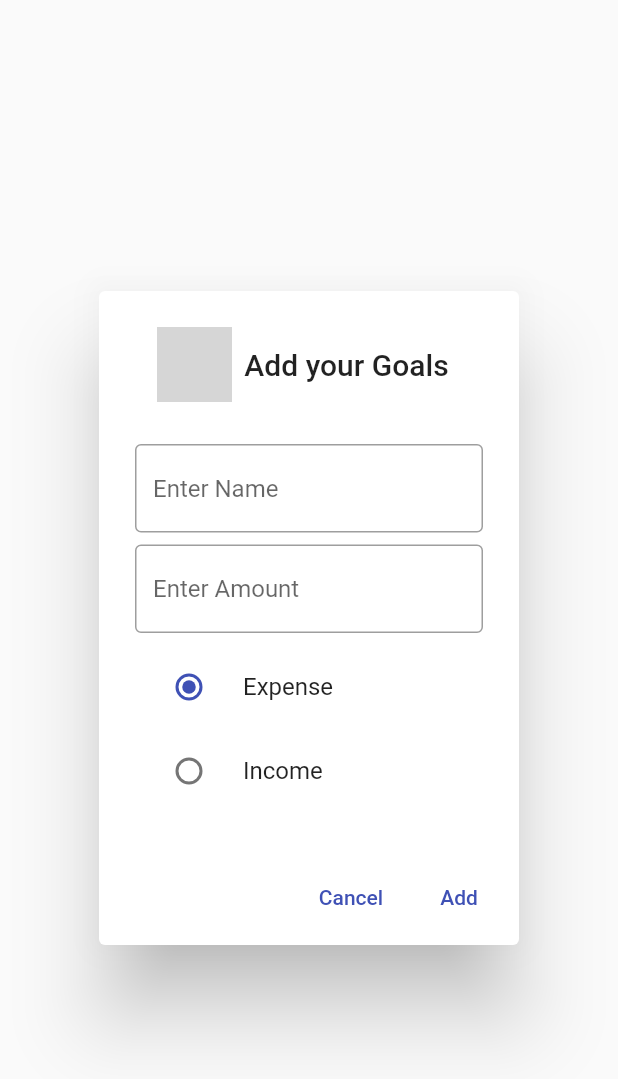
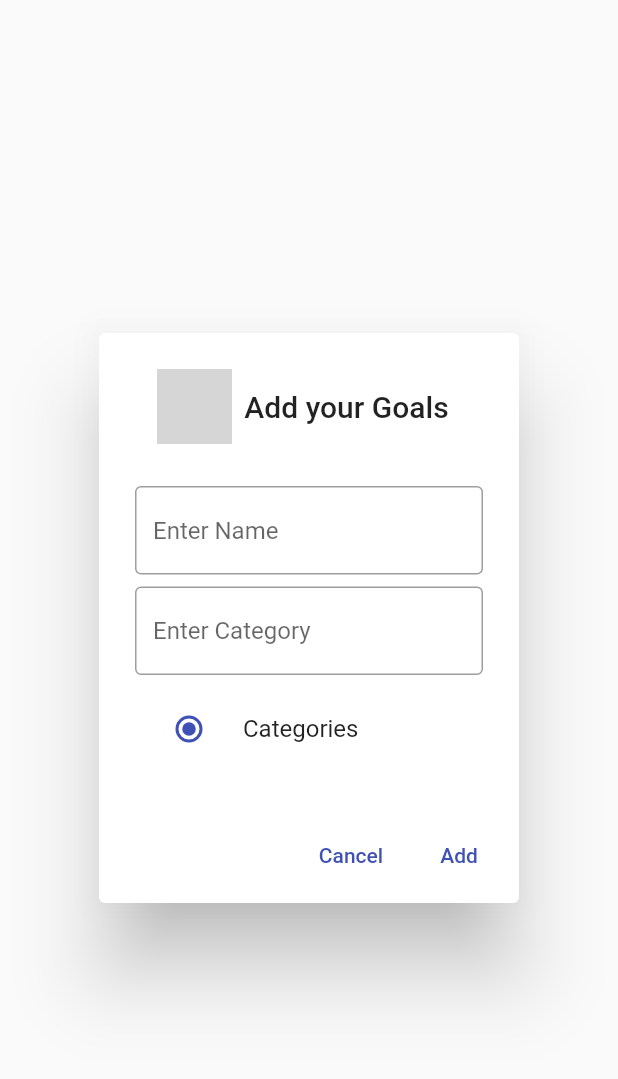
Before and after one commit to Estrolldomezx/flutter_exam, a Flutter app: the GoalDialog widget shown alone on an empty page, opened directly with empty values, on a phone screen of 412 x 824 dp. Shown: the top 1079 px of the screen. Run offline on Flutter 3.47's test engine with Material 2 defaults, Android fonts, the light colour scheme and no system bars; our stand-ins replace hive, hive_flutter; accounts and stored records are empty; network calls fail; grey boxes are pictures that could not be loaded.

Commit message:
Try to add category

```diff
--- a/lib/models/model.dart
+++ b/lib/models/model.dart
@@ -10,10 +10,4 @@ class Goals extends HiveObject {
 
   @HiveField(1)
   late DateTime createdDate;
-
-  @HiveField(2)
-  late bool isExpense = true;
-
-  @HiveField(3)
-  late double amount;
 }
--- a/lib/pages/Goals_page.dart
+++ b/lib/pages/Goals_page.dart
@@ -52,25 +52,27 @@ class _GoalsPageState extends State<GoalsPage> {
         width: 200,
         height: 200,
       ));
-    } else {
-      final netExpense = goals.fold<double>(
-        0,
-        (previousValue, goal) => goal.isExpense
-            ? previousValue - goal.amount
-            : previousValue + goal.amount,
-      );
-      final newExpenseString = '\$${netExpense.toStringAsFixed(2)}';
-      final color = netExpense > 0 ? Colors.green : Colors.red;
+    }
+    else {
+      // final netExpense = goals.fold<double>(
+      //   0,
+      //   (previousValue, goal) => goal.isExpense
+      //       ? previousValue - goal.amount
+      //       : previousValue + goal.amount,
+      // );
+      // final newExpenseString = '\$${netExpense.toStringAsFixed(2)}';
+      // final color = netExpense > 0 ? Colors.green : Colors.red;
 
       return Column(
         children: [
           SizedBox(height: 24),
           Text(
-            'Net Expense: $newExpenseString',
+            // 'Net Expense: $newExpenseString',
+            'You have goal to do',
             style: TextStyle(
               fontWeight: FontWeight.bold,
               fontSize: 20,
-              color: color,
+              // color: color,
             ),
           ),
           SizedBox(height: 24),
@@ -94,9 +96,9 @@ class _GoalsPageState extends State<GoalsPage> {
     BuildContext context,
     Goals goal,
   ) {
-    final color = goal.isExpense ? Colors.red : Colors.green;
+    // final color = goal.isExpense ? Colors.red : Colors.green;
     final date = DateFormat.yMMMd().format(goal.createdDate);
-    final amount = '\$' + goal.amount.toStringAsFixed(2);
+    // final amount = '\$' + goal.amount.toStringAsFixed(2);
 
     return Card(
       color: Colors.white,
@@ -108,11 +110,11 @@ class _GoalsPageState extends State<GoalsPage> {
           style: TextStyle(fontWeight: FontWeight.bold, fontSize: 18),
         ),
         subtitle: Text(date),
-        trailing: Text(
-          amount,
-          style: TextStyle(
-              color: color, fontWeight: FontWeight.bold, fontSize: 16),
-        ),
+        // trailing: Text(
+        //   category,
+        //   style: TextStyle(
+        //       color: color, fontWeight: FontWeight.bold, fontSize: 16),
+        // ),
         children: [
           buildButtons(context, goal),
         ],
@@ -124,14 +126,21 @@ class _GoalsPageState extends State<GoalsPage> {
         children: [
           Expanded(
             child: TextButton.icon(
+              label: Text('Done !'),
+              icon: Icon(Icons.done),
+              onPressed: () => deleteGoal(goal),
+            ),
+          ),
+          Expanded(
+            child: TextButton.icon(
               label: Text('Edit'),
               icon: Icon(Icons.edit),
               onPressed: () => Navigator.of(context).push(
                 MaterialPageRoute(
                   builder: (context) => GoalDialog(
                     goal: goal,
-                    onClickedDone: (name, amount, isExpense) =>
-                        editGoal(goal, name, amount, isExpense),
+                    onClickedDone: (name, category, isExpense) =>
+                        editGoal(goal, name, category, isExpense),
                   ),
                 ),
               ),
@@ -143,16 +152,16 @@ class _GoalsPageState extends State<GoalsPage> {
               icon: Icon(Icons.delete),
               onPressed: () => deleteGoal(goal),
             ),
-          )
+          ),
         ],
       );
 
-  Future addGoal(String name, double amount, bool isExpense) async {
+  Future addGoal(String name, String category, bool isExpense) async {
     final goal = Goals()
       ..name = name
-      ..createdDate = DateTime.now()
-      ..amount = amount
-      ..isExpense = isExpense;
+      ..createdDate = DateTime.now();
+      // ..category = category;
+      // ..isExpense = isExpense;
 
     final box = Boxes.getGoals();
     box.add(goal);
@@ -167,12 +176,12 @@ class _GoalsPageState extends State<GoalsPage> {
   void editGoal(
     Goals goal,
     String name,
-    double amount,
+    String category,
     bool isExpense,
   ) {
     goal.name = name;
-    goal.amount = amount;
-    goal.isExpense = isExpense;
+    // goal.category = category;
+    // goal.isExpense = isExpense;
 
     // final box = Boxes.getTransactions();
     // box.put(transaction.key, transaction);
--- a/lib/widget/goals_dialog.dart
+++ b/lib/widget/goals_dialog.dart
@@ -4,7 +4,7 @@ import 'package:midterm_proj/models/model.dart';
 
 class GoalDialog extends StatefulWidget {
   final Goals? goal; //Goal
-  final Function(String name, double amount, bool isExpense) onClickedDone;
+  final Function(String name, String category, bool isExpense) onClickedDone;
 
   const GoalDialog({
     Key? key,
@@ -19,9 +19,9 @@ class GoalDialog extends StatefulWidget {
 class _GoalDialogState extends State<GoalDialog> {
   final formKey = GlobalKey<FormState>();
   final nameController = TextEditingController();
-  final amountController = TextEditingController();
+  final categoryController = TextEditingController();
 
-  bool isExpense = true;
+  bool isChoose = true;
 
   @override
   void initState() {
@@ -31,15 +31,15 @@ class _GoalDialogState extends State<GoalDialog> {
       final goal = widget.goal!;
 
       nameController.text = goal.name;
-      amountController.text = goal.amount.toString();
-      isExpense = goal.isExpense;
+      // categoryController.text = goal.category;
+      // isExpense = goal.isExpense;
     }
   }
 
   @override
   void dispose() {
     nameController.dispose();
-    amountController.dispose();
+    // categoryController.dispose();
 
     super.dispose();
   }
@@ -71,7 +71,7 @@ class _GoalDialogState extends State<GoalDialog> {
               SizedBox(height: 8),
               buildName(),
               SizedBox(height: 8),
-              buildAmount(),
+              buildCategory(),
               SizedBox(height: 8),
               buildRadioButtons(),
             ],
@@ -95,31 +95,51 @@ class _GoalDialogState extends State<GoalDialog> {
             name != null && name.isEmpty ? 'Enter a name' : null,
       );
 
-  Widget buildAmount() => TextFormField(
+  Widget buildCategory() => TextFormField(
         decoration: InputDecoration(
           border: OutlineInputBorder(),
-          hintText: 'Enter Amount',
+          hintText: 'Enter Category',
         ),
-        keyboardType: TextInputType.number,
-        validator: (amount) => amount != null && double.tryParse(amount) == null
-            ? 'Enter a valid number'
+        keyboardType: TextInputType.text,
+        validator: (category) => category != null && double.tryParse(category) == null
+            ? 'Enter a valid category'
             : null,
-        controller: amountController,
+        controller: categoryController,
       );
+
+  // Widget buildDropdown() {
+  //   return DropdownButton<String>(
+  //     value: dropdownValue,
+  //     icon: const Icon(Icons.arrow_downward),
+  //     iconSize: 24,
+  //     elevation: 16,
+  //     style: const TextStyle(color: Colors.deepPurple),
+  //     underline: Container(
+  //       height: 2,
+  //       color: Colors.deepPurpleAccent,
+  //     ),
+  //     onChanged: (String? newValue) {
+  //       setState(() {
+  //         dropdownValue = newValue!;
+  //       });
+  //     },
+  //     items: <String>['One', 'Two', 'Free', 'Four']
+  //         .map<DropdownMenuItem<String>>((String value) {
+  //       return DropdownMenuItem<String>(
+  //         value: value,
+  //         child: Text(value),
+  //       );
+  //     }).toList(),
+  //   );
+  // }
 
   Widget buildRadioButtons() => Column(
         children: [
           RadioListTile<bool>(
-            title: Text('Expense'),
+            title: Text('Categories'),
             value: true,
-            groupValue: isExpense,
-            onChanged: (value) => setState(() => isExpense = value!),
-          ),
-          RadioListTile<bool>(
-            title: Text('Income'),
-            value: false,
-            groupValue: isExpense,
-            onChanged: (value) => setState(() => isExpense = value!),
+            groupValue: isChoose,
+            onChanged: (value) => setState(() => isChoose = value!),
           ),
         ],
       );
@@ -139,9 +159,9 @@ class _GoalDialogState extends State<GoalDialog> {
 
         if (isValid) {
           final name = nameController.text;
-          final amount = double.tryParse(amountController.text) ?? 0;
+          final category = categoryController.text;
 
-          widget.onClickedDone(name, amount, isExpense);
+          widget.onClickedDone(name, category, isChoose);
 
           Navigator.of(context).pop();
         }
```
Also changed, not shown: lib/models/model.g.dart.
